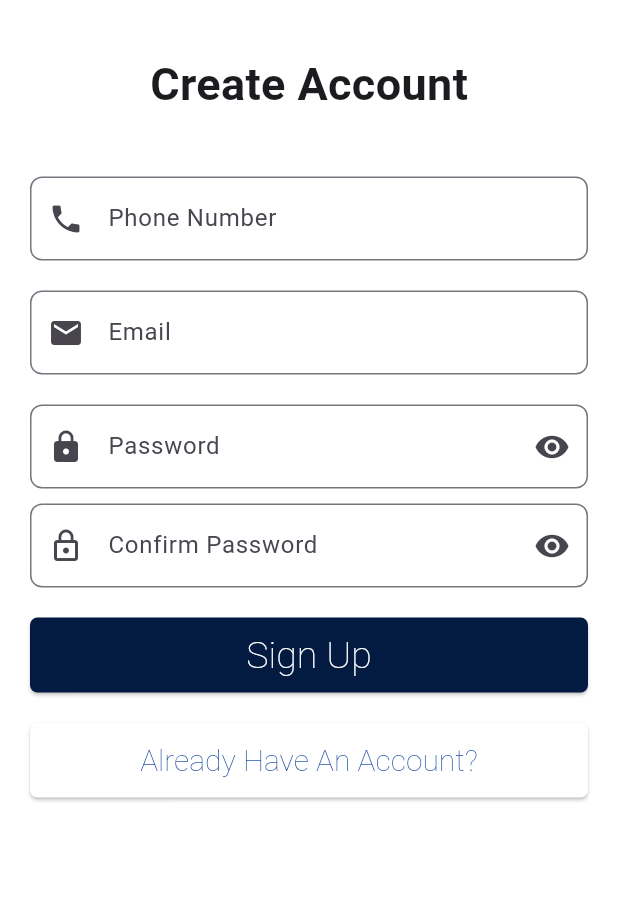
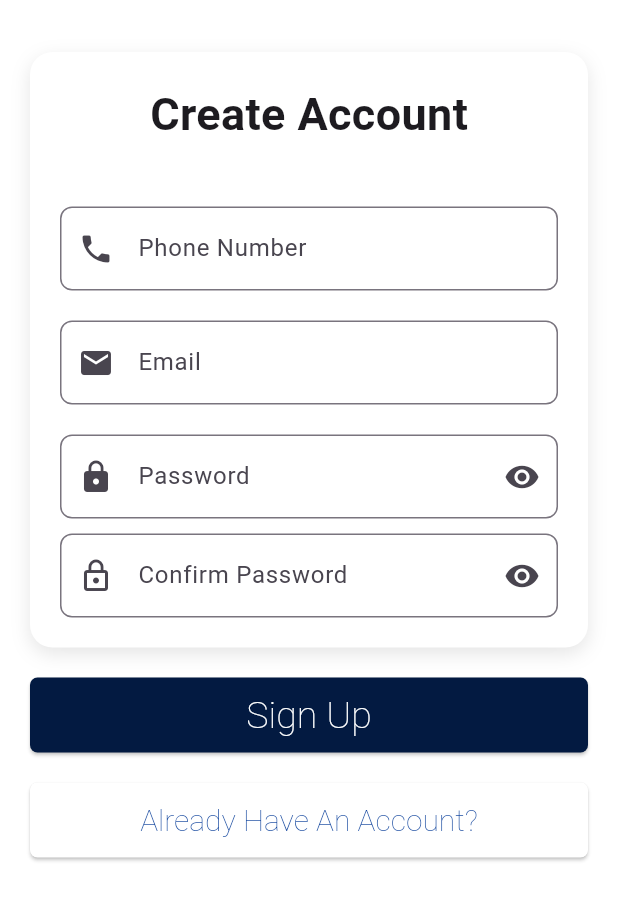
Before and after one commit to Prajjwall123/projectsyeti, a Flutter app: the LoginView screen opened by its route, after a tap on "I don't have an account", on a phone screen of 412 x 824 dp, the part 218-1139 px from its top. Run offline on Flutter 3.47's test engine with Material 3 defaults, Android fonts, the phone set to English and light mode, and no system bars; Roboto replaces fonts that are missing (NotoSans Regular).

Commit message:
responsiveness and themeing

```diff
--- a/lib/views/login_view.dart
+++ b/lib/views/login_view.dart
@@ -14,6 +14,8 @@ class _LoginViewState extends State<LoginView> {
 
   @override
   Widget build(BuildContext context) {
+    final screenWidth = MediaQuery.of(context).size.width;
+    final screenHeight = MediaQuery.of(context).size.height;
     return Scaffold(
       backgroundColor: Colors.white,
       body: SingleChildScrollView(
@@ -22,7 +24,7 @@ class _LoginViewState extends State<LoginView> {
           child: Column(
             crossAxisAlignment: CrossAxisAlignment.center,
             children: [
-              const SizedBox(height: 75),
+              const SizedBox(height: 100),
               Center(
                 child: SizedBox(
                   height: 50,
@@ -34,6 +36,22 @@ class _LoginViewState extends State<LoginView> {
                 ),
               ),
               const SizedBox(height: 35),
+              Container(
+                padding: const EdgeInsets.all(20),
+                decoration: BoxDecoration(
+                  color: Colors.white,
+                  borderRadius: BorderRadius.circular(15),
+                  boxShadow: [
+                    BoxShadow(
+                      color: Colors.black.withOpacity(0.1),
+                      blurRadius: 10,
+                      offset: const Offset(0, 4),
+                    ),
+                  ],
+                ),
+                child: Column(
+                  crossAxisAlignment: CrossAxisAlignment.center,
+                  children: [
                     const Text(
                       'Login',
                       style: TextStyle(
@@ -87,9 +105,13 @@ class _LoginViewState extends State<LoginView> {
                           child: const Text(
                             "Forgot Password?",
                             style: TextStyle(
-                          fontSize: 17, color: Color.fromARGB(255, 3, 26, 65)),
+                                fontSize: 17,
+                                color: Color.fromARGB(255, 3, 26, 65)),
                           ),
                         ),
+                      ),
+                    ),
+                  ],
                 ),
               ),
               const SizedBox(height: 20),
@@ -97,7 +119,7 @@ class _LoginViewState extends State<LoginView> {
                 crossAxisAlignment: CrossAxisAlignment.center,
                 children: [
                   SizedBox(
-                    width: 500,
+                    width: screenWidth,
                     height: 50,
                     child: ElevatedButton(
                         style: ElevatedButton.styleFrom(
@@ -120,7 +142,7 @@ class _LoginViewState extends State<LoginView> {
                   ),
                   const SizedBox(height: 20),
                   SizedBox(
-                    width: 500,
+                    width: screenWidth,
                     height: 50,
                     child: ElevatedButton(
                         style: ElevatedButton.styleFrom(
--- a/lib/views/register_view.dart
+++ b/lib/views/register_view.dart
@@ -14,6 +14,8 @@ class _RegisterViewState extends State<RegisterView> {
 
   @override
   Widget build(BuildContext context) {
+    final screenWidth = MediaQuery.of(context).size.width;
+    final screenHeight = MediaQuery.of(context).size.height;
     return Scaffold(
       backgroundColor: Colors.white,
       body: SingleChildScrollView(
@@ -34,6 +36,22 @@ class _RegisterViewState extends State<RegisterView> {
                 ),
               ),
               const SizedBox(height: 35),
+              Container(
+                padding: const EdgeInsets.all(20),
+                decoration: BoxDecoration(
+                  color: Colors.white,
+                  borderRadius: BorderRadius.circular(15),
+                  boxShadow: [
+                    BoxShadow(
+                      color: Colors.black.withOpacity(0.1),
+                      blurRadius: 10,
+                      offset: const Offset(0, 4),
+                    ),
+                  ],
+                ),
+                child: Column(
+                  crossAxisAlignment: CrossAxisAlignment.center,
+                  children: [
                     const Text(
                       'Create Account',
                       style: TextStyle(
@@ -103,7 +121,8 @@ class _RegisterViewState extends State<RegisterView> {
                           ),
                           onPressed: () {
                             setState(() {
-                        _obscureConfirmPassword = !_obscureConfirmPassword;
+                              _obscureConfirmPassword =
+                                  !_obscureConfirmPassword;
                             });
                           },
                         ),
@@ -112,12 +131,15 @@ class _RegisterViewState extends State<RegisterView> {
                         ),
                       ),
                     ),
+                  ],
+                ),
+              ),
               const SizedBox(height: 20),
               Column(
                 crossAxisAlignment: CrossAxisAlignment.center,
                 children: [
                   SizedBox(
-                    width: 500,
+                    width: screenWidth,
                     height: 50,
                     child: ElevatedButton(
                       style: ElevatedButton.styleFrom(
@@ -135,7 +157,7 @@ class _RegisterViewState extends State<RegisterView> {
                   ),
                   const SizedBox(height: 20),
                   SizedBox(
-                    width: 500,
+                    width: screenWidth,
                     height: 50,
                     child: ElevatedButton(
                       style: ElevatedButton.styleFrom(
```
Lines whose indentation alone changed are shown as unchanged.
